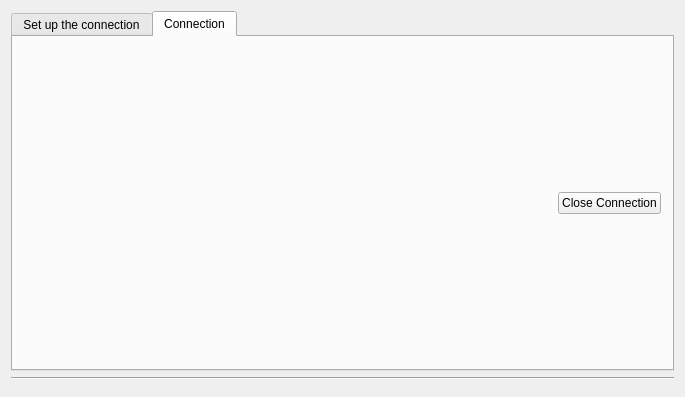
CELTAB/rfidmonitor, file RFIDMonitorDeskApp/gui/mainwindow.ui: the form before one commit.
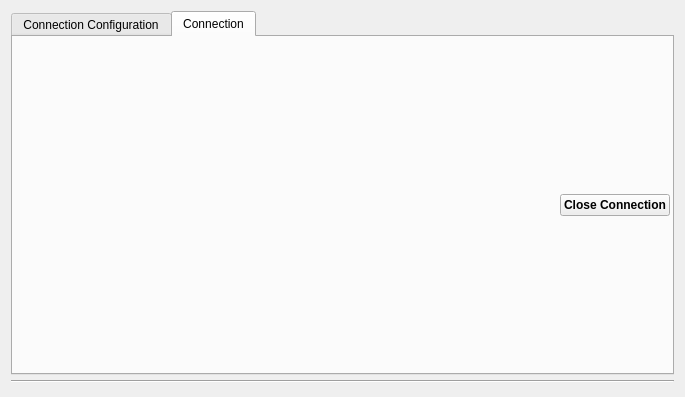
The form after the commit. The open tabs and pages were chosen to show the change.

What changed in the file:
```diff
--- a/RFIDMonitorDeskApp/gui/mainwindow.ui
+++ b/RFIDMonitorDeskApp/gui/mainwindow.ui
@@ -14,6 +14,12 @@
    <string>RFIDMonitor Desktop</string>
   </property>
   <layout class="QVBoxLayout" name="verticalLayout">
+   <property name="spacing">
+    <number>5</number>
+   </property>
+   <property name="bottomMargin">
+    <number>9</number>
+   </property>
    <item>
     <widget class="QTabWidget" name="tabMain">
      <property name="currentIndex">
@@ -27,7 +33,7 @@
      </property>
      <widget class="QWidget" name="tabSetUpConnection">
       <attribute name="title">
-       <string>Set up the connection</string>
+       <string>Connection Configuration</string>
       </attribute>
       <layout class="QVBoxLayout" name="verticalLayout_3">
        <item>
@@ -102,8 +108,29 @@
        <string>Connection</string>
       </attribute>
       <layout class="QVBoxLayout" name="verticalLayout_2">
+       <property name="spacing">
+        <number>1</number>
+       </property>
+       <property name="leftMargin">
+        <number>2</number>
+       </property>
+       <property name="topMargin">
+        <number>2</number>
+       </property>
+       <property name="rightMargin">
+        <number>2</number>
+       </property>
+       <property name="bottomMargin">
+        <number>1</number>
+       </property>
        <item>
         <layout class="QHBoxLayout" name="horizontalLayout">
+         <property name="spacing">
+          <number>1</number>
+         </property>
+         <property name="leftMargin">
+          <number>0</number>
+         </property>
          <item>
           <spacer name="horizontalSpacer_2">
            <property name="orientation">
@@ -119,6 +146,12 @@
          </item>
          <item>
           <widget class="QPushButton" name="btCloseConnection">
+           <property name="font">
+            <font>
+             <weight>75</weight>
+             <bold>true</bold>
+            </font>
+           </property>
            <property name="text">
             <string>Close Connection</string>
            </property>
```
Left out of the diff: 15 changed lines with no effect on the pictures.
